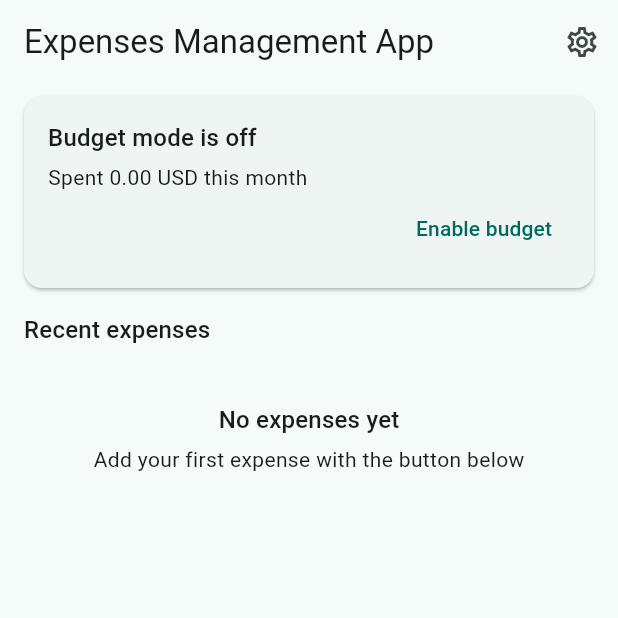
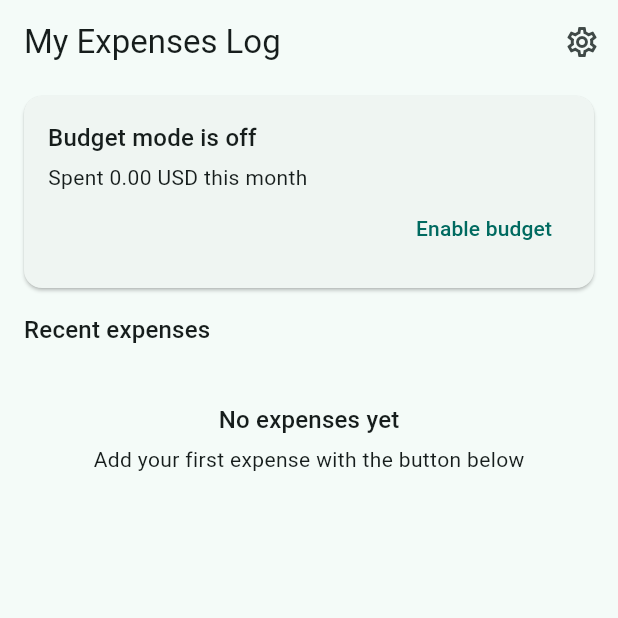
Before and after one commit to Amine-Triki/expenses_management_app, a Flutter app: the HomeScreen screen opened directly, on a phone screen of 412 x 824 dp, the top half of it. Run offline on Flutter 3.47's test engine with Material 3 defaults, Android fonts, the phone set to English and light mode, and no system bars; our stand-ins replace drift, file_picker, flutter_riverpod; missing offline and left inert: sqlite3; accounts and stored records are empty; generated files the repository leaves out were written again.

Commit message:
refactor: rename application to "My Expenses Log" across all files and update localization strings

```diff
--- a/lib/l10n/app_ar.arb
+++ b/lib/l10n/app_ar.arb
@@ -1,6 +1,6 @@
 {
   "@@locale": "ar",
-  "appTitle": "متتبع المصروفات",
+  "appTitle": "سجل مصروفاتي",
   "navHome": "الرئيسية",
   "navExpenses": "المصروفات",
   "navLists": "القوائم",
--- a/lib/l10n/app_en.arb
+++ b/lib/l10n/app_en.arb
@@ -1,6 +1,6 @@
 {
   "@@locale": "en",
-  "appTitle": "Expenses Management App",
+  "appTitle": "My Expenses Log",
   "navHome": "Home",
   "navExpenses": "Expenses",
   "navLists": "Lists",
@@ -177,7 +177,7 @@
   "firstRunStart": "Start",
 
   "privacyConsentTitle": "Privacy policy",
-  "privacyConsentMessage": "Please read and accept the privacy policy before using Expenses Management App.",
+  "privacyConsentMessage": "Please read and accept the privacy policy before using My Expenses Log.",
   "privacyReadPolicy": "Read the privacy policy",
   "privacyAccept": "Accept and continue",
   "privacyDecline": "Decline and exit",
--- a/lib/l10n/app_fr.arb
+++ b/lib/l10n/app_fr.arb
@@ -1,6 +1,6 @@
 {
   "@@locale": "fr",
-  "appTitle": "Suivi des dépenses",
+  "appTitle": "Mon journal de dépenses",
   "navHome": "Accueil",
   "navExpenses": "Dépenses",
   "navLists": "Listes",
--- a/lib/l10n/app_localizations.dart
+++ b/lib/l10n/app_localizations.dart
@@ -105,7 +105,7 @@ abstract class AppLocalizations {
   /// No description provided for @appTitle.
   ///
   /// In en, this message translates to:
-  /// **'Expenses Management App'**
+  /// **'My Expenses Log'**
   String get appTitle;
 
   /// No description provided for @navHome.
@@ -1035,7 +1035,7 @@ abstract class AppLocalizations {
   /// No description provided for @privacyConsentMessage.
   ///
   /// In en, this message translates to:
-  /// **'Please read and accept the privacy policy before using Expenses Management App.'**
+  /// **'Please read and accept the privacy policy before using My Expenses Log.'**
   String get privacyConsentMessage;
 
   /// No description provided for @privacyReadPolicy.
--- a/lib/l10n/app_localizations_ar.dart
+++ b/lib/l10n/app_localizations_ar.dart
@@ -10,7 +10,7 @@ class AppLocalizationsAr extends AppLocalizations {
   AppLocalizationsAr([String locale = 'ar']) : super(locale);
 
   @override
-  String get appTitle => 'متتبع المصروفات';
+  String get appTitle => 'سجل مصروفاتي';
 
   @override
   String get navHome => 'الرئيسية';
--- a/lib/l10n/app_localizations_en.dart
+++ b/lib/l10n/app_localizations_en.dart
@@ -10,7 +10,7 @@ class AppLocalizationsEn extends AppLocalizations {
   AppLocalizationsEn([String locale = 'en']) : super(locale);
 
   @override
-  String get appTitle => 'Expenses Management App';
+  String get appTitle => 'My Expenses Log';
 
   @override
   String get navHome => 'Home';
@@ -531,7 +531,7 @@ class AppLocalizationsEn extends AppLocalizations {
 
   @override
   String get privacyConsentMessage =>
-      'Please read and accept the privacy policy before using Expenses Management App.';
+      'Please read and accept the privacy policy before using My Expenses Log.';
 
   @override
   String get privacyReadPolicy => 'Read the privacy policy';
--- a/lib/l10n/app_localizations_fr.dart
+++ b/lib/l10n/app_localizations_fr.dart
@@ -10,7 +10,7 @@ class AppLocalizationsFr extends AppLocalizations {
   AppLocalizationsFr([String locale = 'fr']) : super(locale);
 
   @override
-  String get appTitle => 'Suivi des dépenses';
+  String get appTitle => 'Mon journal de dépenses';
 
   @override
   String get navHome => 'Accueil';
--- a/lib/l10n/app_localizations_zh.dart
+++ b/lib/l10n/app_localizations_zh.dart
@@ -10,7 +10,7 @@ class AppLocalizationsZh extends AppLocalizations {
   AppLocalizationsZh([String locale = 'zh']) : super(locale);
 
   @override
-  String get appTitle => '记账助手';
+  String get appTitle => '我的消费记录';
 
   @override
   String get navHome => '首页';
--- a/lib/l10n/app_zh.arb
+++ b/lib/l10n/app_zh.arb
@@ -1,6 +1,6 @@
 {
   "@@locale": "zh",
-  "appTitle": "记账助手",
+  "appTitle": "我的消费记录",
   "navHome": "首页",
   "navExpenses": "支出",
   "navLists": "清单",
--- a/lib/presentation/app.dart
+++ b/lib/presentation/app.dart
@@ -18,7 +18,7 @@ class ExpenseTrackerApp extends ConsumerWidget {
     final settings = ref.watch(appSettingsProvider);
 
     return MaterialApp(
-      title: 'Expenses Management App',
+      title: 'My Expenses Log',
       theme: ThemeData(
         colorSchemeSeed: Colors.teal,
         useMaterial3: true,
--- a/pubspec.yaml
+++ b/pubspec.yaml
@@ -1,5 +1,5 @@
 name: expenses_management_app
-description: "A private, offline-first Expenses Management App (  Personal Expense Tracker) with optional budget cycles and shopping planning."
+description: "A private, offline-first My Expenses Log (Personal Expense Tracker) with optional budget cycles and shopping planning."
 publish_to: 'none'
 
 version: 0.1.1+2
```
Also changed, not shown: 13 other files.
